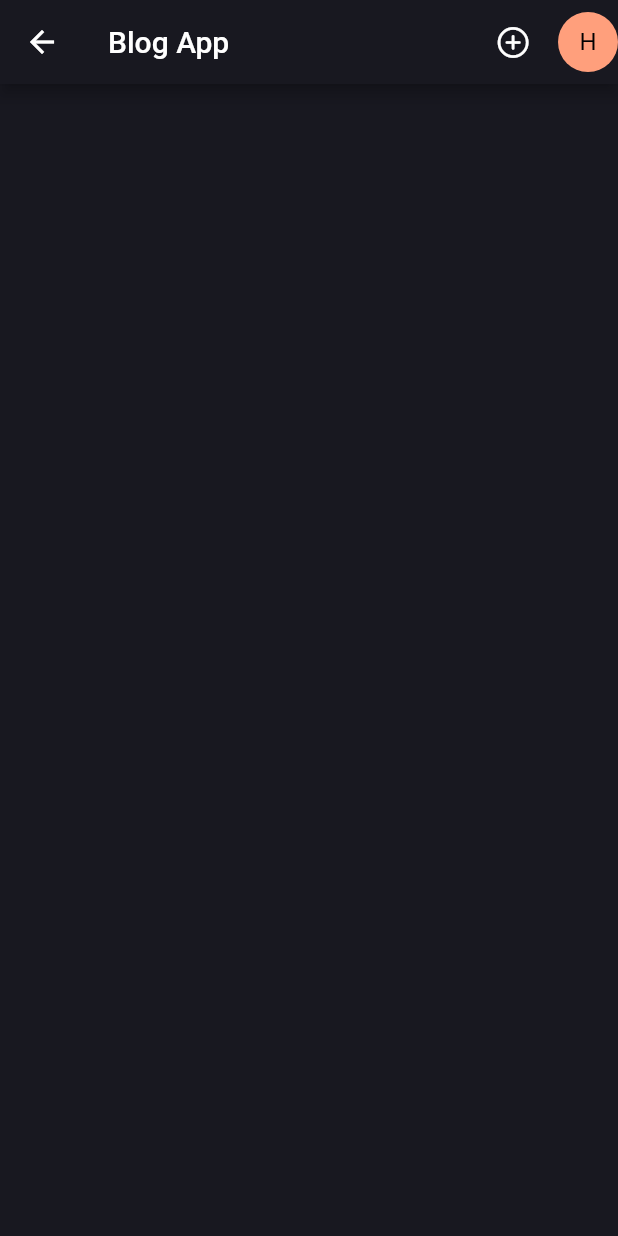
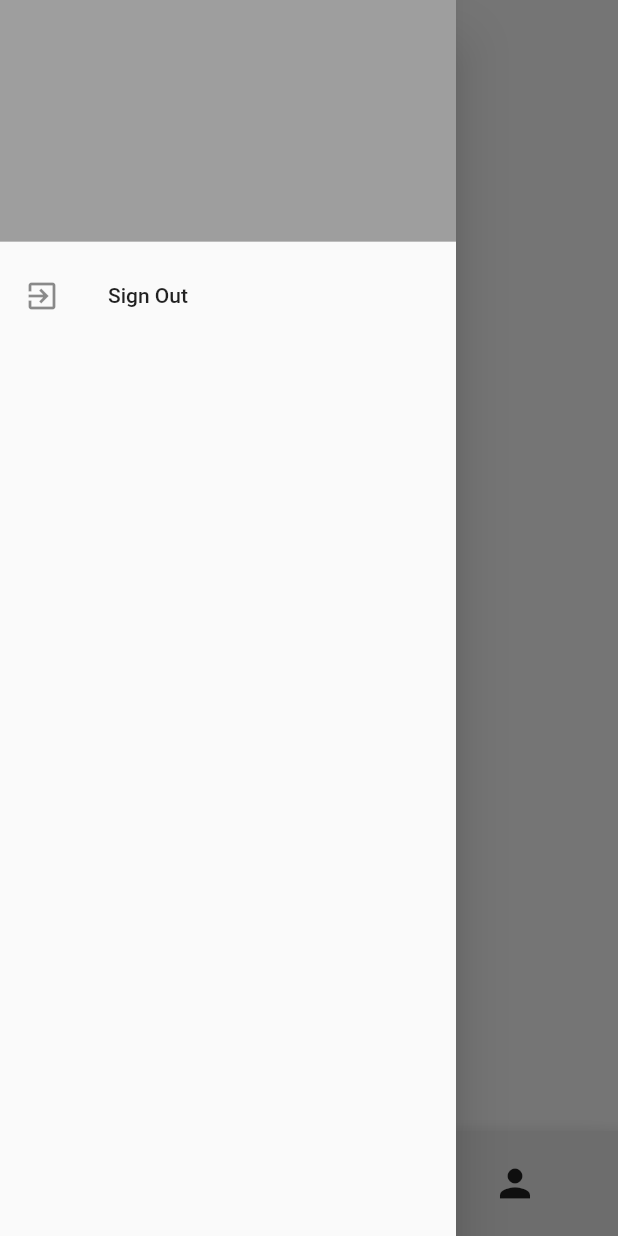
Before and after one commit to HaseefMohommed/Blog_App, a Flutter app: the BlogPage screen opened directly, with the side drawer open (before the commit the screen has no drawer), on a phone screen of 412 x 824 dp. Run offline on Flutter 3.47's test engine with Material 2 defaults, Android fonts, the phone set to English and light mode, and no system bars; our stand-ins replace dotted_border, flutter_bloc, fpdart, get_it, image_picker, internet_connection_checker and 2 more; accounts and stored records are empty.

Commit message:
Updated UI

```diff
--- a/lib/core/theme/app_pallete.dart
+++ b/lib/core/theme/app_pallete.dart
@@ -1,14 +1,33 @@
-
 import 'package:flutter/material.dart';
 
-class AppPallete {
-  static const Color backgroundColor = Color.fromRGBO(24, 24, 32, 1);
-  static const Color gradient1 = Color.fromRGBO(187, 63, 221, 1);
-  static const Color gradient2 = Color.fromRGBO(251, 109, 169, 1);
-  static const Color gradient3 = Color.fromRGBO(255, 159, 124, 1);
-  static const Color borderColor = Color.fromRGBO(52, 51, 67, 1);
+class AppPalette {
+  // Common Colors
+  static const Color blackColor = Colors.black;
+  static const Color blueColor = Colors.blue;
+  static const Color purpleColor = Color.fromRGBO(103, 58, 183, 1);
   static const Color whiteColor = Colors.white;
   static const Color greyColor = Colors.grey;
+  static const Color transparentColor = Colors.transparent;
+
+  // Light Theme Colors
+  static const Color lightBackgroundColor = whiteColor;
+  static Color lightPrimaryColor = Colors.grey.shade300;
+  static Color lightAccentColor = Colors.grey.shade500;
+  static Color lightBorderColor = Colors.grey.shade200;
+  static Color lightGreyColor = Colors.grey.shade200;
+
+  // Dark Theme Colors
+  static const Color darkBackgroundColor = blackColor;
+  static Color darkPrimaryColor = Colors.grey.shade800;
+  static Color darkAccentColor = Colors.grey.shade600;
+  static Color darkBorderColor = Colors.grey.shade900;
+  static Color darkGreyColor = Colors.grey.shade800;
+
+  // Error Color (common for light and dark theme)
   static const Color errorColor = Colors.redAccent;
-  static const Color transparentColor = Colors.transparent;
+
+  // Additional shades of grey
+  static Color greyShade1 = Colors.grey.shade100;
+  static Color greyShade2 = Colors.grey.shade500;
+  static Color greyShade3 = Colors.grey.shade700;
 }
--- a/lib/core/theme/theme.dart
+++ b/lib/core/theme/theme.dart
@@ -2,7 +2,7 @@ import 'package:blog_app/core/theme/app_pallete.dart';
 import 'package:flutter/material.dart';
 
 class AppTheme {
-  static _border([Color color = AppPallete.borderColor]) => OutlineInputBorder(
+  static _border([Color color = AppPalette.blackColor]) => OutlineInputBorder(
         borderSide: BorderSide(
           color: color,
           width: 3,
@@ -10,22 +10,77 @@ class AppTheme {
         borderRadius: BorderRadius.circular(10),
       );
 
-  static final darkThemeMode = ThemeData.dark().copyWith(
-    scaffoldBackgroundColor: AppPallete.backgroundColor,
-    appBarTheme:const AppBarTheme(
-      backgroundColor: AppPallete.backgroundColor,
-
+  static final lightThemeMode = ThemeData(
+    scaffoldBackgroundColor: AppPalette.lightBackgroundColor,
+    appBarTheme: AppBarTheme(
+      backgroundColor: AppPalette.lightPrimaryColor,
+      iconTheme: const IconThemeData(
+        color: AppPalette.blackColor,
+      ),
+      toolbarTextStyle: TextTheme(
+        headline6: TextStyle(
+          color: AppPalette.darkGreyColor,
+          fontSize: 20,
+        ),
+      ).bodyText2,
+      titleTextStyle: TextTheme(
+        headline6: TextStyle(
+          color: AppPalette.darkGreyColor,
+          fontSize: 20,
+        ),
+      ).headline6,
     ),
     inputDecorationTheme: InputDecorationTheme(
       contentPadding: const EdgeInsets.all(27),
-      border: _border(),
-      enabledBorder: _border(),
-      focusedBorder: _border(AppPallete.gradient2),
-      errorBorder: _border(AppPallete.errorColor)
+      border: _border(AppPalette.lightBorderColor),
+      enabledBorder: _border(AppPalette.lightBorderColor),
+      focusedBorder: _border(AppPalette.blackColor),
+      errorBorder: _border(AppPalette.errorColor),
+    ),
+    chipTheme: ChipThemeData(
+      backgroundColor: AppPalette.greyShade2,
+      side: BorderSide.none,
+    ),
+    floatingActionButtonTheme: const FloatingActionButtonThemeData(
+      backgroundColor: AppPalette.blackColor,
+    ),
+    bottomAppBarTheme: BottomAppBarTheme(
+      color: AppPalette.lightGreyColor,
+    ),
+  );
+
+  static final darkThemeMode = ThemeData.dark().copyWith(
+    scaffoldBackgroundColor: AppPalette.darkBackgroundColor,
+    appBarTheme: AppBarTheme(
+      backgroundColor: AppPalette.darkBackgroundColor,
+      iconTheme: const IconThemeData(
+        color: AppPalette.whiteColor,
+      ),
+      toolbarTextStyle: const TextTheme(
+        headline6: TextStyle(color: AppPalette.blackColor, fontSize: 20),
+      ).bodyText2,
+      titleTextStyle: const TextTheme(
+        headline6: TextStyle(color: AppPalette.blackColor, fontSize: 20),
+      ).headline6,
+    ),
+    inputDecorationTheme: InputDecorationTheme(
+      contentPadding: const EdgeInsets.all(27),
+      border: _border(AppPalette.darkBorderColor),
+      enabledBorder: _border(AppPalette.darkBorderColor),
+      focusedBorder: _border(AppPalette.greyShade2),
+      errorBorder: _border(AppPalette.errorColor),
     ),
     chipTheme:const ChipThemeData(
-      backgroundColor: AppPallete.backgroundColor,
+      backgroundColor: AppPalette.blackColor,
       side: BorderSide.none,
-    )
+    ),
+
+    floatingActionButtonTheme: const FloatingActionButtonThemeData(
+      backgroundColor: AppPalette.greyColor,
+    ),
+    bottomAppBarTheme: BottomAppBarTheme(
+      color: AppPalette.darkGreyColor,
+    ),
+
   );
 }
--- a/lib/features/auth/presentation/pages/login_page.dart
+++ b/lib/features/auth/presentation/pages/login_page.dart
@@ -101,7 +101,7 @@ class _LogInPageState extends State<LogInPage> {
                                 .textTheme
                                 .titleMedium
                                 ?.copyWith(
-                                  color: AppPallete.gradient2,
+                                  color:AppPalette.blueColor,
                                   fontWeight: FontWeight.bold,
                                 ),
                           ),
--- a/lib/features/auth/presentation/pages/signup_page.dart
+++ b/lib/features/auth/presentation/pages/signup_page.dart
@@ -43,8 +43,7 @@ class _SignUpPageState extends State<SignUpPage> {
           listener: (context, state) {
             if (state is AuthFaliure) {
               showSnackBar(context, state.message);
-            }
-            else if (state is AuthSuccess) {
+            } else if (state is AuthSuccess) {
               Navigator.pushAndRemoveUntil(
                 context,
                 BlogPage.blogPageRoute(),
@@ -109,7 +108,7 @@ class _SignUpPageState extends State<SignUpPage> {
                                   .textTheme
                                   .titleMedium
                                   ?.copyWith(
-                                    color: AppPallete.gradient2,
+                                    color: AppPalette.blueColor,
                                     fontWeight: FontWeight.bold,
                                   ),
                             ),
--- a/lib/features/blog/presentation/pages/blog_page.dart
+++ b/lib/features/blog/presentation/pages/blog_page.dart
@@ -1,15 +1,12 @@
-import 'package:blog_app/core/common/cubits/app_user/app_user_cubit.dart';
+import 'package:blog_app/features/blog/presentation/widgets/profile_drawer.dart';
+import 'package:flutter/material.dart';
+import 'package:flutter_bloc/flutter_bloc.dart';
 import 'package:blog_app/core/common/widgets/loader.dart';
 import 'package:blog_app/core/theme/app_pallete.dart';
 import 'package:blog_app/core/utils/show_snackbar.dart';
-import 'package:blog_app/features/auth/presentation/bloc/auth_bloc.dart';
-import 'package:blog_app/features/auth/presentation/pages/login_page.dart';
 import 'package:blog_app/features/blog/presentation/bloc/blog_bloc.dart';
 import 'package:blog_app/features/blog/presentation/pages/add_new_blog_page.dart';
 import 'package:blog_app/features/blog/presentation/widgets/blog_card.dart';
-import 'package:flutter/cupertino.dart';
-import 'package:flutter/material.dart';
-import 'package:flutter_bloc/flutter_bloc.dart';
 
 class BlogPage extends StatefulWidget {
   static blogPageRoute() =>
@@ -21,60 +18,33 @@ class BlogPage extends StatefulWidget {
 }
 
 class _BlogPageState extends State<BlogPage> {
+  int _selectedIndex = 0;
+  final GlobalKey<ScaffoldState> _scaffoldKey = GlobalKey<ScaffoldState>();
+
   @override
   void initState() {
     super.initState();
     context.read<BlogBloc>().add(BlogFetchAllBlogs());
   }
 
+  void _onItemTapped(int index) {
+    setState(() {
+      _selectedIndex = index;
+      if (index == 1) {
+        _scaffoldKey.currentState?.openDrawer();
+      }
+    });
+  }
+
   @override
   Widget build(BuildContext context) {
     return Scaffold(
-      appBar: AppBar(
-        title: const Text('Blog App'),
-        actions: [
-          IconButton(
-            onPressed: () {
-              Navigator.push(
-                context,
-                AddNewBlogPage.addNewBlogRoute(),
-              );
-            },
-            icon: const Icon(
-              CupertinoIcons.add_circled,
-            ),
-          ),
-          const SizedBox(
-            width: 6,
-          ),
-          BlocListener<AppUserCubit, AppUserState>(
-            listener: (context, state) {
-              if (state is AppUserInitial) {
-                Navigator.of(context).pushAndRemoveUntil(
-                  LogInPage.logInRoute(),
-                  (route) => false,
-                );
-              }
-            },
-            child: PopupMenuButton<String>(
-              onSelected: (value) {
-                if (value == 'SignOut') {
-                  context.read<AuthBloc>().add(AuthSignOut());
-                }
-              },
-              itemBuilder: (BuildContext context) => <PopupMenuEntry<String>>[
-                const PopupMenuItem<String>(
-                  value: 'SignOut',
-                  child: Text('Sign Out'),
-                ),
-              ],
-              child: const CircleAvatar(
-                backgroundColor: AppPallete.gradient3,
-                child: Text('H'),
-              ),
-            ),
-          ),
-        ],
+      key: _scaffoldKey,
+      drawer: GestureDetector(
+        onTap: () {
+          _scaffoldKey.currentState!.closeDrawer();
+        },
+        child: ProfileDrawer(scaffoldKey: _scaffoldKey),
       ),
       body: BlocConsumer<BlogBloc, BlogState>(
         listener: (context, state) {
@@ -104,7 +74,7 @@ class _BlogPageState extends State<BlogPage> {
                   },
                   background: Container(
                     alignment: Alignment.centerRight,
-                    color: Colors.red.shade600,
+                    color: AppPalette.errorColor,
                     height: 200,
                     margin: const EdgeInsets.all(16).copyWith(
                       bottom: 4,
@@ -112,9 +82,6 @@ class _BlogPageState extends State<BlogPage> {
                   ),
                   child: BlogCard(
                     blog: blog,
-                    color: index % 2 == 0
-                        ? AppPallete.gradient1
-                        : AppPallete.gradient2,
                   ),
                 );
               },
@@ -123,6 +90,52 @@ class _BlogPageState extends State<BlogPage> {
           return const SizedBox();
         },
       ),
+      bottomNavigationBar: SizedBox(
+        height: 70,
+        child: BottomAppBar(
+          shape: const CircularNotchedRectangle(),
+          notchMargin: 6.0,
+          child: Row(
+            mainAxisSize: MainAxisSize.max,
+            mainAxisAlignment: MainAxisAlignment.spaceAround,
+            children: <Widget>[
+              IconButton(
+                icon: const Icon(Icons.home),
+                iconSize: 30,
+                color: _selectedIndex == 0 ? AppPalette.greyShade2 : null,
+                onPressed: () {
+                  setState(() {
+                    _selectedIndex = 0;
+                  });
+                },
+              ),
+              const SizedBox(width: 48),
+              IconButton(
+                icon: const Icon(Icons.person),
+                iconSize: 30,
+                color: _selectedIndex == 1 ? AppPalette.greyShade2 : null,
+                onPressed: () {
+                  setState(() {
+                    _selectedIndex = 1;
+                  });
+                  _onItemTapped(_selectedIndex);
+                },
+              ),
+            ],
+          ),
+        ),
+      ),
+      floatingActionButton: FloatingActionButton(
+        onPressed: () {
+          Navigator.push(
+            context,
+            AddNewBlogPage.addNewBlogRoute(),
+          );
+        },
+        elevation: 3.0,
+        child: const Icon(Icons.add),
+      ),
+      floatingActionButtonLocation: FloatingActionButtonLocation.centerDocked,
     );
   }
 }
--- a/lib/features/blog/presentation/pages/blog_viewer_page.dart
+++ b/lib/features/blog/presentation/pages/blog_viewer_page.dart
@@ -47,7 +47,7 @@ class BlogViewerPage extends StatelessWidget {
                   '${formatDateBydMMMYYYY(blog.updatedAt)} . ${calculateReadingTime(blog.content)} min',
                   style: const TextStyle(
                     fontWeight: FontWeight.w500,
-                    color: AppPallete.greyColor,
+                    color: AppPalette.greyColor,
                     fontSize: 16,
                   ),
                 ),
--- /dev/null
+++ b/lib/features/blog/presentation/widgets/profile_drawer.dart
@@ -0,0 +1,80 @@
+import 'package:blog_app/core/common/cubits/app_user/app_user_cubit.dart';
+import 'package:blog_app/core/theme/app_pallete.dart';
+import 'package:blog_app/features/auth/presentation/bloc/auth_bloc.dart';
+import 'package:blog_app/features/auth/presentation/pages/login_page.dart';
+import 'package:flutter/material.dart';
+import 'package:flutter_bloc/flutter_bloc.dart';
+
+class ProfileDrawer extends StatelessWidget {
+  const ProfileDrawer({
+    super.key,
+    required GlobalKey<ScaffoldState> scaffoldKey,
+  }) : _scaffoldKey = scaffoldKey;
+
+  final GlobalKey<ScaffoldState> _scaffoldKey;
+
+  @override
+  Widget build(BuildContext context) {
+    return Drawer(
+      child: ListView(
+        padding: EdgeInsets.zero,
+        children: <Widget>[
+          DrawerHeader(
+            decoration: BoxDecoration(
+              color: AppPalette.lightAccentColor,
+            ),
+            child: BlocBuilder<AppUserCubit, AppUserState>(
+              builder: (context, state) {
+                if (state is AppUserSignedIn) {
+                  return Column(
+                    crossAxisAlignment: CrossAxisAlignment.start,
+                    children: [
+                      CircleAvatar(
+                        backgroundColor: AppPalette.whiteColor,
+                        child: Text(
+                          state.user.name[0].toUpperCase(),
+                          style: const TextStyle(
+                            color: Colors.black,
+                          ),
+                        ),
+                      ),
+                      const SizedBox(height: 8),
+                      Text(
+                        state.user.name,
+                        style: const TextStyle(
+                          color: Colors.white,
+                          fontSize: 18,
+                        ),
+                      ),
+                      const SizedBox(height: 8),
+                      Text(
+                        state.user.email,
+                        style: const TextStyle(
+                          color: Colors.white,
+                          fontSize: 14,
+                        ),
+                      ),
+                    ],
+                  );
+                }
+                return Container();
+              },
+            ),
+          ),
+          ListTile(
+            leading: const Icon(Icons.exit_to_app),
+            title: const Text('Sign Out'),
+            onTap: () {
+              context.read<AuthBloc>().add(AuthSignOut());
+              Navigator.of(context).pushAndRemoveUntil(
+                LogInPage.logInRoute(),
+                (route) => false,
+              );
+              _scaffoldKey.currentState?.closeDrawer();
+            },
+          ),
+        ],
+      ),
+    );
+  }
+}
--- a/lib/main.dart
+++ b/lib/main.dart
@@ -48,7 +48,9 @@ class _MyAppState extends State<MyApp> {
     return MaterialApp(
       title: 'Blog App',
       debugShowCheckedModeBanner: false,
-      theme: AppTheme.darkThemeMode,
+      theme: AppTheme.lightThemeMode,
+      darkTheme: AppTheme.darkThemeMode,
+      themeMode: ThemeMode.system,
       home: BlocSelector<AppUserCubit, AppUserState, bool>(
         selector: (state) {
           return state is AppUserSignedIn;
```
Also changed, not shown: lib/core/common/widgets/loader.dart (+10 -2 lines), lib/features/auth/presentation/widgets/auth_gradient_button.dart (+4 -4 lines), lib/features/blog/presentation/pages/add_new_blog_page.dart (+4 -4 lines), lib/features/blog/presentation/widgets/blog_card.dart (+22 -10 lines).
